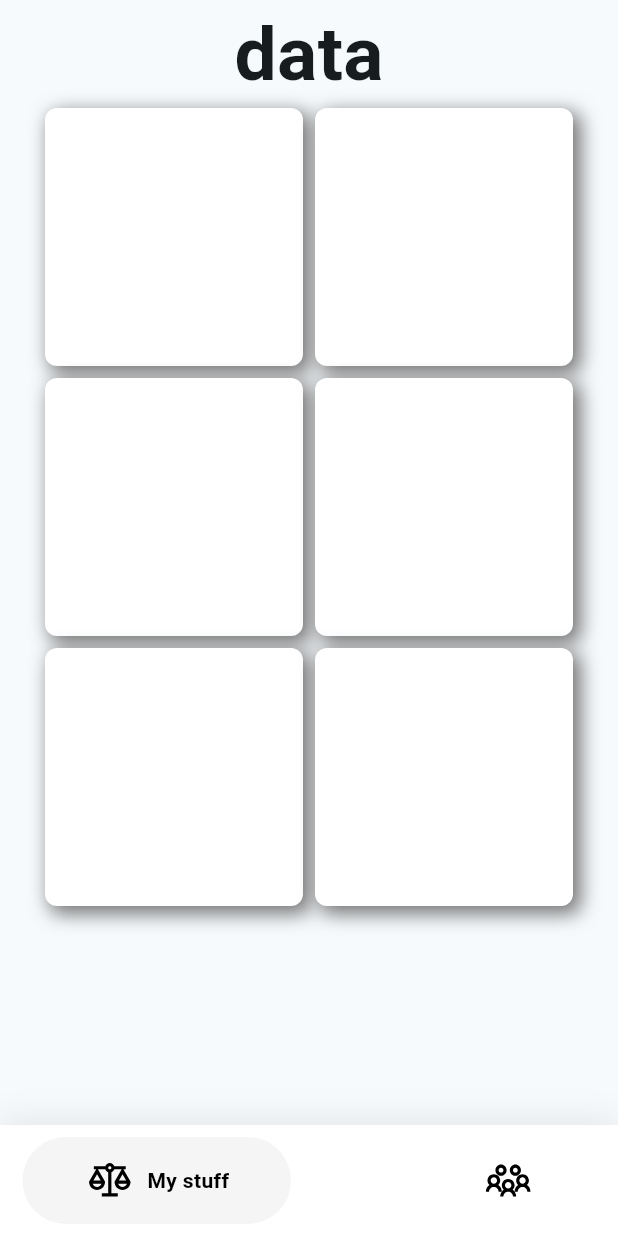
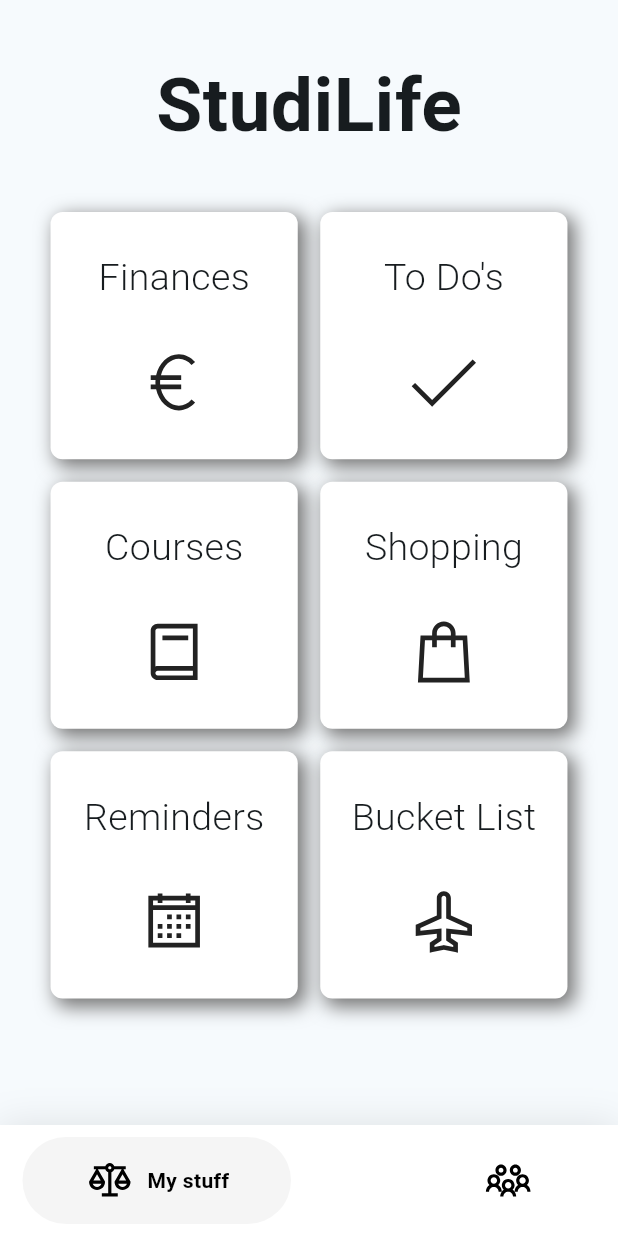
Before and after one commit to LouaiMaayah/studi_life, a Flutter app: the screen it shows after launch, on a phone screen of 412 x 824 dp. Run offline on Flutter 3.47's test engine with Material 2 defaults, Android fonts, the phone set to English and light mode, and no system bars; drawn by our look-alikes of google_nav_bar; our stand-ins replace line_icons.

Commit message:
finished first design

```diff
--- a/lib/HomePage/main_page.dart
+++ b/lib/HomePage/main_page.dart
@@ -1,4 +1,3 @@
-import 'dart:ffi';
 
 import 'package:flutter/material.dart';
 import 'package:google_nav_bar/google_nav_bar.dart';
--- a/lib/requirments_page/components.dart
+++ b/lib/requirments_page/components.dart
@@ -1,25 +1,56 @@
 import 'package:flutter/material.dart';
 
 class GridItem extends StatelessWidget {
-  Icon icon;
+  IconData icon;
   String text;
-  GridItem({super.key, required this.icon, required this.text});
+  Function onTapFunction; // Function type for the callback
+
+  GridItem({
+    Key? key,
+    required this.icon,
+    required this.text,
+    required this.onTapFunction, // Add the function parameter
+  }) : super(key: key);
 
   @override
   Widget build(BuildContext context) {
     return Ink(
-      height: MediaQuery.of(context).size.width * 0.2,
-      width: MediaQuery.of(context).size.width * 0.2,
+      height: MediaQuery.of(context).size.width * 0.4,
+      width: MediaQuery.of(context).size.width * 0.4,
       decoration: BoxDecoration(
-          borderRadius: BorderRadius.all(Radius.circular(8)),
+        borderRadius: const BorderRadius.all(Radius.circular(8)),
         color: Colors.white,
         boxShadow: [
           BoxShadow(
             color: Colors.grey.shade600,
             blurRadius: 10,
             spreadRadius: 1,
-                offset: Offset(4, 4)),
-          ]),
+            offset: const Offset(4, 4),
+          ),
+        ],
+      ),
+      child: InkWell(
+        child: Column(
+          mainAxisAlignment: MainAxisAlignment.spaceEvenly,
+          children: [
+            Center(
+              child: Text(
+                text,
+                style:
+                    const TextStyle(fontWeight: FontWeight.w300, fontSize: 25),
+              ),
+            ),
+            Icon(
+              icon,
+              size: 50,
+            ),
+          ],
+        ),
+        onTap: () {
+          // Call the onTapFunction when the InkWell is tapped
+          onTapFunction();
+        },
+      ),
     );
   }
 }
--- a/lib/requirments_page/reqirments_page.dart
+++ b/lib/requirments_page/reqirments_page.dart
@@ -1,4 +1,6 @@
 import 'package:flutter/material.dart';
+import 'package:line_icons/line_icon.dart';
+import 'package:line_icons/line_icons.dart';
 import 'package:omnilife/requirments_page/components.dart';
 
 class ReqirmentsPage extends StatefulWidget {
@@ -14,52 +16,79 @@ class _ReqirmentsPageState extends State<ReqirmentsPage> {
     return Scaffold(
       body: SafeArea(
         child: Column(
+          mainAxisAlignment: MainAxisAlignment.spaceEvenly,
           children: [
-            Center(
+            const Center(
               child: Text(
-                "data",
+                "StudiLife",
                 style: TextStyle(fontWeight: FontWeight.w600, fontSize: 50),
               ),
             ),
-            Flexible(
-              child: Padding(
-                padding: const EdgeInsets.symmetric(horizontal: 30),
-                child: GridView.count(
-                  mainAxisSpacing: 8,
-                  crossAxisSpacing: 8,
-                  crossAxisCount: 2,
+            Column(
               children: [
+                Row(mainAxisAlignment: MainAxisAlignment.center, children: [
                   GridItem(
-                      icon: Icon(Icons.abc),
-                      text: "boobs",
+                    icon: LineIcons.euroSign,
+                    text: "Finances",
+                    onTapFunction: () => Moveto("text"),
+                  ),
+                  const SizedBox(
+                    width: 15,
                   ),
                   GridItem(
-                      icon: Icon(Icons.abc),
-                      text: "no boobs",
+                    icon: LineIcons.check,
+                    text: "To Do's",
+                    onTapFunction: () => Moveto("text"),
+                  )
+                ]),
+                const SizedBox(
+                  height: 15,
+                ),
+                Row(mainAxisAlignment: MainAxisAlignment.center, children: [
+                  GridItem(
+                    icon: LineIcons.book,
+                    text: "Courses",
+                    onTapFunction: () => Moveto("text"),
+                  ),
+                  const SizedBox(
+                    width: 15,
                   ),
                   GridItem(
-                      icon: Icon(Icons.abc),
-                      text: "boobs",
+                    icon: LineIcons.shoppingBag,
+                    text: "Shopping",
+                    onTapFunction: () => Moveto("text"),
+                  )
+                ]),
+                const SizedBox(
+                  height: 15,
+                ),
+                Row(mainAxisAlignment: MainAxisAlignment.center, children: [
+                  GridItem(
+                    icon: LineIcons.calendar,
+                    text: "Reminders",
+                    onTapFunction: () => Moveto("text"),
+                  ),
+                  const SizedBox(
+                    width: 15,
                   ),
                   GridItem(
-                      icon: Icon(Icons.abc),
-                      text: "boobs",
-                    ),
-                    GridItem(
-                      icon: Icon(Icons.abc),
-                      text: "boobs",
-                    ),
-                    GridItem(
-                      icon: Icon(Icons.abc),
-                      text: "boobs",
-                    ),
+                    icon: LineIcons.plane,
+                    text: "Bucket List",
+                    onTapFunction: () => Moveto("text"),
+                  )
+                ]),
               ],
             ),
-              ),
-            ),
+            const SizedBox(
+              height: 15,
+            )
           ],
         ),
       ),
     );
   }
+
+  void Moveto(String text) {
+    Navigator.pushNamed(context, text);
   }
+}
```
Lines whose indentation alone changed are shown as unchanged.
